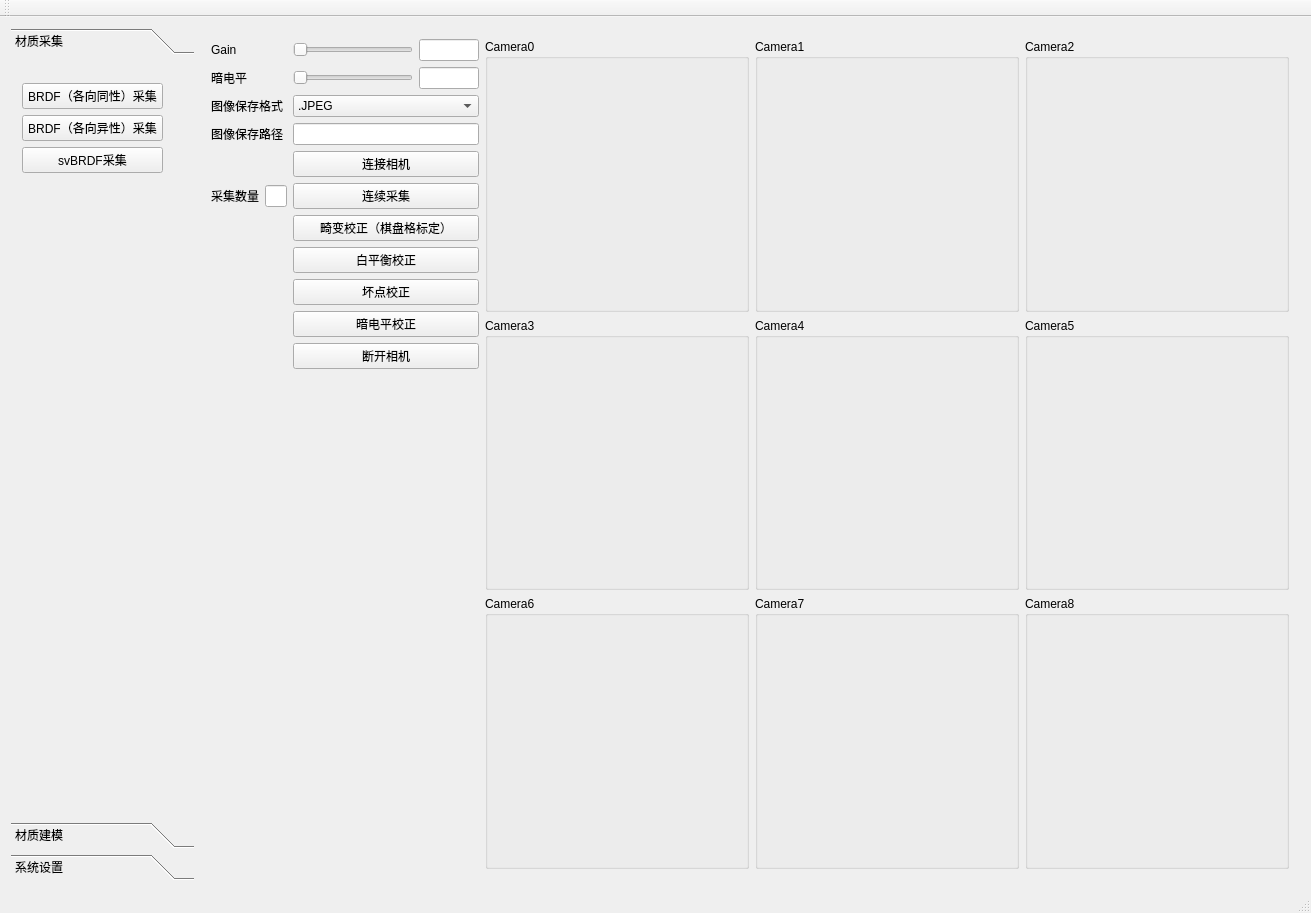
Above: BRDFSystem/mainwindow.ui from Hamapy/BRDFSystem before the change. Below: the same form after it.
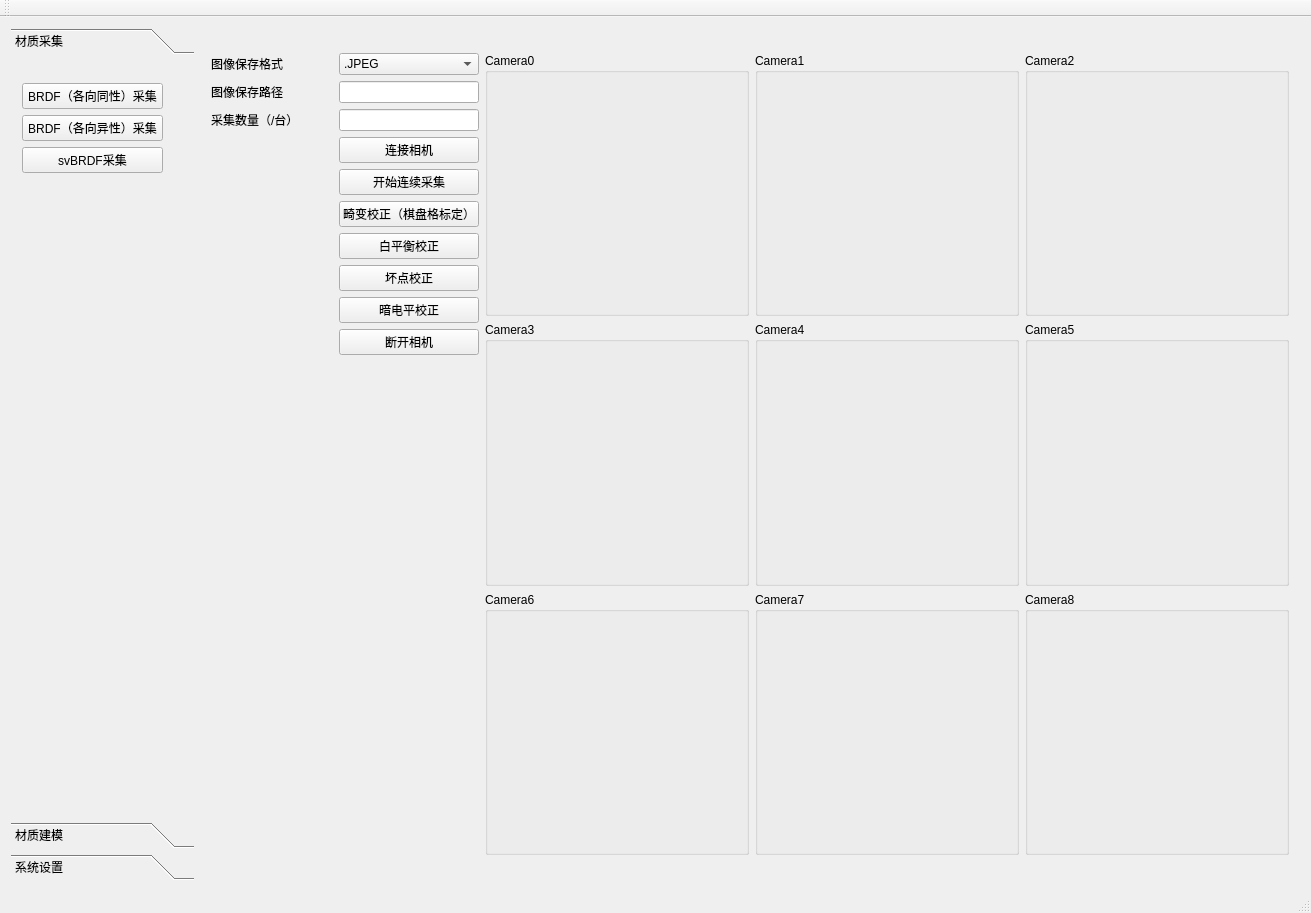
That is the form after the change. The open tabs and pages were chosen to show the change.

Commit message: 增加坏点检测

What changed in the file:
```diff
--- a/BRDFSystem/mainwindow.ui
+++ b/BRDFSystem/mainwindow.ui
@@ -570,154 +570,6 @@
          <layout class="QGridLayout" name="gridLayout_43">
           <item row="0" column="0">
            <layout class="QGridLayout" name="gridLayout_44" columnstretch="1,3">
-            <item row="0" column="0">
-             <layout class="QGridLayout" name="gridLayout_30" rowstretch="1,0,0,0,0,0,0,0,0,0,0,0,0" columnstretch="1,0">
-              <property name="bottomMargin">
-               <number>500</number>
-              </property>
-              <item row="8" column="1">
-               <widget class="QPushButton" name="pushButton_3">
-                <property name="text">
-                 <string>畸变校正（棋盘格标定）</string>
-                </property>
-               </widget>
-              </item>
-              <item row="11" column="1">
-               <widget class="QPushButton" name="pushButton_6">
-                <property name="text">
-                 <string>暗电平校正</string>
-                </property>
-               </widget>
-              </item>
-              <item row="3" column="1">
-               <widget class="QComboBox" name="comboBox_3">
-                <item>
-                 <property name="text">
-                  <string>.JPEG</string>
-                 </property>
-                </item>
-                <item>
-                 <property name="text">
-                  <string>.BMP</string>
-                 </property>
-                </item>
-                <item>
-                 <property name="text">
-                  <string>.PNG</string>
-                 </property>
-                </item>
-               </widget>
-              </item>
-              <item row="10" column="1">
-               <widget class="QPushButton" name="pushButton_5">
-                <property name="text">
-                 <string>坏点校正</string>
-                </property>
-               </widget>
-              </item>
-              <item row="2" column="0">
-               <widget class="QLabel" name="label_15">
-                <property name="text">
-                 <string>暗电平</string>
-                </property>
-               </widget>
-              </item>
-              <item row="7" column="1">
-               <widget class="QPushButton" name="pushButton_captureContinuously">
-                <property name="text">
-                 <string>连续采集</string>
-                </property>
-               </widget>
-              </item>
-              <item row="0" column="1">
-               <layout class="QHBoxLayout" name="horizontalLayout_2" stretch="2,1">
-                <item>
-                 <widget class="QSlider" name="horizontalSlider_3">
-                  <property name="orientation">
-                   <enum>Qt::Horizontal</enum>
-                  </property>
-                 </widget>
-                </item>
-                <item>
-                 <widget class="QLineEdit" name="lineEdit_17"/>
-                </item>
-               </layout>
-              </item>
-              <item row="12" column="1">
-               <widget class="QPushButton" name="pushButton_finiCCD">
-                <property name="text">
-                 <string>断开相机</string>
-                </property>
-               </widget>
-              </item>
-              <item row="0" column="0">
-               <widget class="QLabel" name="label_19">
-                <property name="text">
-                 <string>Gain</string>
-                </property>
-               </widget>
-              </item>
-              <item row="4" column="0">
-               <widget class="QLabel" name="label_18">
-                <property name="text">
-                 <string>图像保存路径</string>
-                </property>
-               </widget>
-              </item>
-              <item row="4" column="1">
-               <widget class="QLineEdit" name="lineEdit_18"/>
-              </item>
-              <item row="5" column="1">
-               <widget class="QPushButton" name="pushButton_iniCCD">
-                <property name="text">
-                 <string>连接相机</string>
-                </property>
-               </widget>
-              </item>
-              <item row="9" column="1">
-               <widget class="QPushButton" name="pushButton_2">
-                <property name="text">
-                 <string>白平衡校正</string>
-                </property>
-               </widget>
-              </item>
-              <item row="3" column="0">
-               <widget class="QLabel" name="label_20">
-                <property name="text">
-                 <string>图像保存格式</string>
-                </property>
-               </widget>
-              </item>
-              <item row="7" column="0">
-               <layout class="QHBoxLayout" name="horizontalLayout_6">
-                <item>
-                 <widget class="QLabel" name="label_21">
-                  <property name="text">
-                   <string>采集数量</string>
-                  </property>
-                 </widget>
-                </item>
-                <item>
-                 <widget class="QLineEdit" name="lineEdit_21"/>
-                </item>
-               </layout>
-              </item>
-              <item row="2" column="1">
-               <layout class="QHBoxLayout" name="horizontalLayout_3" stretch="2,1">
-                <item>
-                 <widget class="QSlider" name="horizontalSlider_4">
-                  <property name="orientation">
-                   <enum>Qt::Horizontal</enum>
-                  </property>
-                 </widget>
-                </item>
-                <item>
-                 <widget class="QLineEdit" name="lineEdit_19"/>
-                </item>
-               </layout>
-              </item>
-             </layout>
-            </item>
             <item row="0" column="1">
              <layout class="QGridLayout" name="gridLayout_3">
               <item row="3" column="3">
@@ -875,6 +727,108 @@
               </item>
              </layout>
             </item>
+            <item row="0" column="0">
+             <layout class="QGridLayout" name="gridLayout_30" rowstretch="1,0,0,0,0,0,0,0,0,0" columnstretch="1,0">
+              <property name="bottomMargin">
+               <number>500</number>
+              </property>
+              <item row="4" column="1">
+               <widget class="QPushButton" name="pushButton_captureContinuously">
+                <property name="text">
+                 <string>开始连续采集</string>
+                </property>
+               </widget>
+              </item>
+              <item row="5" column="1">
+               <widget class="QPushButton" name="pushButton_chess">
+                <property name="text">
+                 <string>畸变校正（棋盘格标定）</string>
+                </property>
+               </widget>
+              </item>
+              <item row="6" column="1">
+               <widget class="QPushButton" name="pushButton_whiteBalance">
+                <property name="text">
+                 <string>白平衡校正</string>
+                </property>
+               </widget>
+              </item>
+              <item row="7" column="1">
+               <widget class="QPushButton" name="pushButton_deadPixels">
+                <property name="text">
+                 <string>坏点校正</string>
+                </property>
+               </widget>
+              </item>
+              <item row="0" column="0">
+               <widget class="QLabel" name="label_20">
+                <property name="text">
+                 <string>图像保存格式</string>
+                </property>
+               </widget>
+              </item>
+              <item row="1" column="1">
+               <widget class="QLineEdit" name="lineEdit_capturePath"/>
+              </item>
+              <item row="0" column="1">
+               <widget class="QComboBox" name="comboBox_3">
+                <item>
+                 <property name="text">
+                  <string>.JPEG</string>
+                 </property>
+                </item>
+                <item>
+                 <property name="text">
+                  <string>.BMP</string>
+                 </property>
+                </item>
+                <item>
+                 <property name="text">
+                  <string>.PNG</string>
+                 </property>
+                </item>
+               </widget>
+              </item>
+              <item row="1" column="0">
+               <widget class="QLabel" name="label_18">
+                <property name="text">
+                 <string>图像保存路径</string>
+                </property>
+               </widget>
+              </item>
+              <item row="3" column="1">
+               <widget class="QPushButton" name="pushButton_iniCCD">
+                <property name="text">
+                 <string>连接相机</string>
+                </property>
+               </widget>
+              </item>
+              <item row="9" column="1">
+               <widget class="QPushButton" name="pushButton_finiCCD">
+                <property name="text">
+                 <string>断开相机</string>
+                </property>
+               </widget>
+              </item>
+              <item row="2" column="0">
+               <widget class="QLabel" name="label_21">
+                <property name="text">
+                 <string>采集数量（/台）</string>
+                </property>
+               </widget>
+              </item>
+              <item row="2" column="1">
+               <widget class="QLineEdit" name="lineEdit_captureNum"/>
+              </item>
+              <item row="8" column="1">
+               <widget class="QPushButton" name="pushButton_blackLevel">
+                <property name="text">
+                 <string>暗电平校正</string>
+                </property>
+               </widget>
+              </item>
+             </layout>
+            </item>
            </layout>
           </item>
          </layout>
```
Left out of the diff: 2 changed lines with no effect on the pictures. The commit also changes 43 other files.
